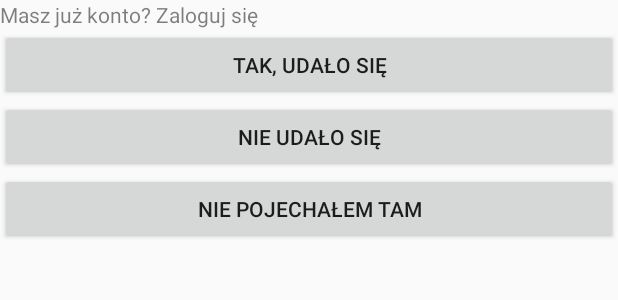
After one commit to Zielon/NavimeeMobile, an Android app: the layout dialog_customview.xml on its own in the app's theme, with its tools: preview values and no code run, on a phone screen of 412 x 824 dp. The commit adds this screen. Shown: the top 300 px of the screen. Run offline under Robolectric (Android 15) with nearby library versions, the phone set to English and light mode, and no system bars.

Commit message:
zmiany feeback

```diff
--- a/app/build.gradle
+++ b/app/build.gradle
@@ -172,6 +172,7 @@ dependencies {
     compile 'devs.mulham.horizontalcalendar:horizontalcalendar:1.2.0'
     compile 'com.ethanhua:skeleton:1.0.0'
     compile 'com.allattentionhere:fabulousfilter:0.0.4'
+    compile 'com.afollestad.material-dialogs:core:0.9.6.0'
     compile ('com.google.android:flexbox:0.2.7'){
         exclude group: 'com.android.support'
     }
--- a/app/src/main/java/org/pl/android/navimee/injection/component/ApplicationComponent.java
+++ b/app/src/main/java/org/pl/android/navimee/injection/component/ApplicationComponent.java
@@ -15,6 +15,7 @@ import org.pl.android.navimee.data.remote.RibotsService;
 import org.pl.android.navimee.injection.ApplicationContext;
 import org.pl.android.navimee.injection.module.ApplicationModule;
 import org.pl.android.navimee.notifications.MyFirebaseInstanceIDService;
+import org.pl.android.navimee.notifications.MyFirebaseMessagingService;
 import org.pl.android.navimee.util.RxEventBus;
 
 @Singleton
@@ -23,6 +24,7 @@ public interface ApplicationComponent {
 
     void inject(SyncService syncService);
     void inject(MyFirebaseInstanceIDService myFirebaseInstanceIDService);
+    void inject(MyFirebaseMessagingService myFirebaseMessagingService);
 
     @ApplicationContext Context context();
     Application application();
--- /dev/null
+++ b/app/src/main/res/layout/dialog_customview.xml
@@ -0,0 +1,35 @@
+<?xml version="1.0" encoding="utf-8"?>
+<LinearLayout xmlns:android="http://schemas.android.com/apk/res/android"
+    android:layout_width="match_parent"
+    android:layout_height="wrap_content"
+    android:orientation="vertical">
+
+    <TextView
+        android:layout_width="wrap_content"
+        android:layout_height="wrap_content"
+        android:text="@string/already_member_login"
+        android:textColor="#80000000"
+        />
+
+
+    <Button
+        android:id="@+id/yes_work"
+        android:layout_width="match_parent"
+        android:text="@string/yes_work"
+        android:layout_height="match_parent" />
+
+    <Button
+        android:id="@+id/no_work"
+        android:layout_width="match_parent"
+        android:text="@string/no_work"
+        android:layout_height="match_parent" />
+
+    <Button
+        android:id="@+id/no_drive"
+        android:layout_width="match_parent"
+        android:text="@string/no_drive"
+        android:layout_height="match_parent" />
+
+
+
+</LinearLayout>
--- a/app/src/main/res/values/strings.xml
+++ b/app/src/main/res/values/strings.xml
@@ -58,4 +58,8 @@
     <string name="facebook_app_id">490316121339159</string>
     <string name="fb_login_protocol_scheme">fb490316121339159</string>
     <string name="google_maps_key">AIzaSyCm3VEK4jjMA6jl0QkyfCn-qO3LYwoOKOs</string>
+    <string name="yes_work">Tak, udało się</string>
+    <string name="no_work">Nie udało się</string>
+    <string name="no_drive">Nie pojechałem tam</string>
+    <string name="feedback">Feedback</string>
 </resources>
```
Also changed, not shown: app/src/main/java/org/pl/android/navimee/notifications/MyFirebaseMessagingService.java (+53 -6 lines), app/src/main/java/org/pl/android/navimee/ui/hotspot/HotSpotFragment.java (+38 -1 lines), app/src/main/java/org/pl/android/navimee/ui/hotspot/HotSpotPresenter.java (+10 -0 lines).
